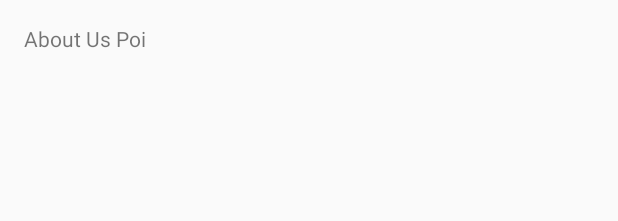
After one commit to YukiSora/shitake, an Android app: the layout activity_about.xml on its own in the app's theme, with its tools: preview values and no code run, on a phone screen of 412 x 824 dp. The commit adds this screen. Shown: the top 221 px of the screen. Run offline under Robolectric (Android 15) with nearby library versions, the phone set to English and light mode, and no system bars.

Commit message:
about and tutorial structure

```diff
--- /dev/null
+++ b/app/src/main/res/layout/activity_about.xml
@@ -0,0 +1,16 @@
+<?xml version="1.0" encoding="utf-8"?>
+<LinearLayout xmlns:android="http://schemas.android.com/apk/res/android"
+    android:layout_width="match_parent"
+    android:layout_height="match_parent"
+    android:orientation="vertical"
+    android:paddingBottom="@dimen/activity_vertical_margin"
+    android:paddingLeft="@dimen/activity_horizontal_margin"
+    android:paddingRight="@dimen/activity_horizontal_margin"
+    android:paddingTop="@dimen/activity_vertical_margin">
+
+    <TextView
+        android:layout_width="match_parent"
+        android:layout_height="wrap_content"
+        android:text="About Us Poi" />
+
+</LinearLayout>
```
Also changed, not shown: app/src/main/java/moe/yukisora/shitake/AboutActivity.java (+1 -8 lines), app/src/main/java/moe/yukisora/shitake/TutorialActivity.java (+1 -6 lines), app/src/main/java/moe/yukisora/shitake/ui/MainFragment.java (+6 -3 lines), app/src/main/res/layout/activity_tutorial.xml (added, +16 -0 lines).
